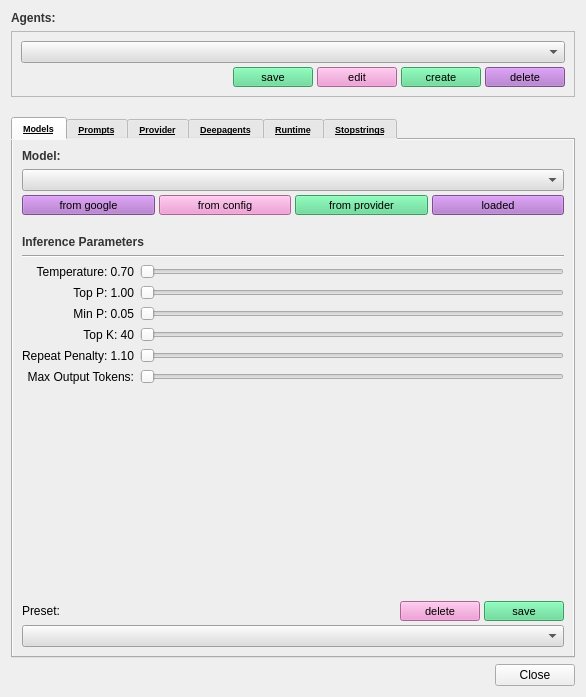
This is ui_files/agent_update/agent_manager(agent_update).ui in 05remla/new_reactor as Qt 5 draws it before an edit. The edited form follows.
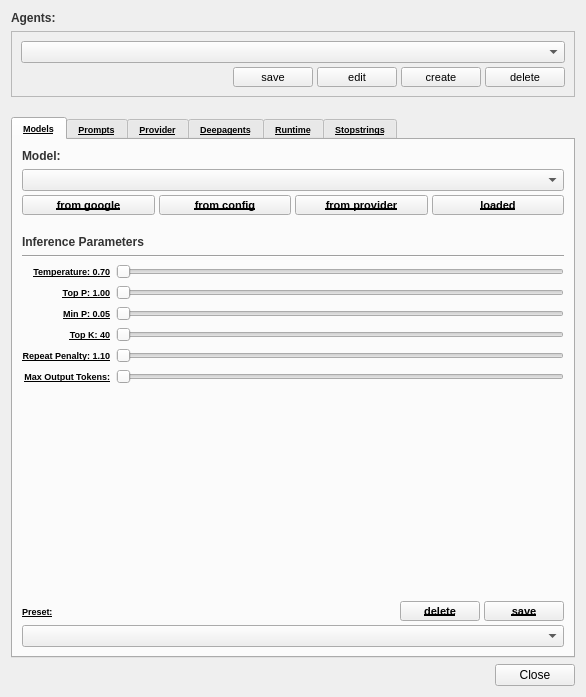
This is the edited form. The open tabs and pages were chosen to show the change.

What changed in the file:
```diff
--- a/ui_files/agent_update/agent_manager(agent_update).ui
+++ b/ui_files/agent_update/agent_manager(agent_update).ui
@@ -49,7 +49,7 @@
       </font>
      </property>
      <property name="styleSheet">
-      <string notr="true">selection-background-color: #be8fd3;
+      <string notr="true">selection-background-color: @selectionbg;
 background-color: rgb(238, 238, 238);
 </string>
      </property>
@@ -133,7 +133,7 @@
               </font>
              </property>
              <property name="styleSheet">
-              <string notr="true">background-color: #ef8bce; 
+              <string notr="true">background-color: @color1; 
 color: black;
 </string>
              </property>
@@ -162,7 +162,7 @@
               </font>
              </property>
              <property name="styleSheet">
-              <string notr="true">background-color: #54d88c; 
+              <string notr="true">background-color: @color2; 
 color: black;
 </string>
              </property>
@@ -184,7 +184,7 @@
               </sizepolicy>
              </property>
              <property name="styleSheet">
-              <string notr="true">selection-background-color: #be8fd3;
+              <string notr="true">selection-background-color: @selectionbg;
 background-color: rgb(221, 221, 221);
 </string>
              </property>
@@ -282,7 +282,7 @@
            <item>
             <widget class="QSlider" name="temp_slider">
              <property name="styleSheet">
-              <string notr="true">selection-background-color: #54d88c;</string>
+              <string notr="true">selection-background-color: @color2;</string>
              </property>
              <property name="maximum">
               <number>200</number>
@@ -295,7 +295,7 @@
            <item>
             <widget class="QSlider" name="top_p_slider">
              <property name="styleSheet">
-              <string notr="true">selection-background-color: #54d88c;</string>
+              <string notr="true">selection-background-color: @color2;</string>
              </property>
              <property name="maximum">
               <number>100</number>
@@ -308,7 +308,7 @@
            <item>
             <widget class="QSlider" name="min_p_slider">
              <property name="styleSheet">
-              <string notr="true">selection-background-color: #54d88c;</string>
+              <string notr="true">selection-background-color: @color2;</string>
              </property>
              <property name="maximum">
               <number>100</number>
@@ -321,7 +321,7 @@
            <item>
             <widget class="QSlider" name="top_k_slider">
              <property name="styleSheet">
-              <string notr="true">selection-background-color: #54d88c;</string>
+              <string notr="true">selection-background-color: @color2;</string>
              </property>
              <property name="minimum">
               <number>1</number>
@@ -337,7 +337,7 @@
            <item>
             <widget class="QSlider" name="repeat_penalty_slider">
              <property name="styleSheet">
-              <string notr="true">selection-background-color: #54d88c;</string>
+              <string notr="true">selection-background-color: @color2;</string>
              </property>
              <property name="minimum">
               <number>100</number>
@@ -353,7 +353,7 @@
            <item>
             <widget class="QSlider" name="max_output_horizontalSlider">
              <property name="styleSheet">
-              <string notr="true">selection-background-color: #54d88c;</string>
+              <string notr="true">selection-background-color: @color2;</string>
              </property>
              <property name="maximum">
               <number>30000</number>
@@ -388,7 +388,7 @@
          <item>
           <widget class="QComboBox" name="model_combo">
            <property name="styleSheet">
-            <string notr="true">selection-background-color: #be8fd3;
+            <string notr="true">selection-background-color: @selectionbg;
 background-color: rgb(221, 221, 221);
 </string>
            </property>
@@ -422,7 +422,7 @@
               </font>
              </property>
              <property name="styleSheet">
-              <string notr="true">background-color: #ad6dc8; 
+              <string notr="true">background-color: @color3; 
 color: black;</string>
              </property>
              <property name="text">
@@ -450,7 +450,7 @@
               </font>
              </property>
              <property name="styleSheet">
-              <string notr="true">background-color: #ef8bce; 
+              <string notr="true">background-color: @color1; 
 color: black;
 </string>
              </property>
@@ -479,7 +479,7 @@
               </font>
              </property>
              <property name="styleSheet">
-              <string notr="true">background-color: #54d88c; 
+              <string notr="true">background-color: @color2; 
 color: black;
 </string>
              </property>
@@ -508,7 +508,7 @@
               </font>
              </property>
              <property name="styleSheet">
-              <string notr="true">background-color: #ad6dc8; 
+              <string notr="true">background-color: @color3; 
 color: black;</string>
              </property>
              <property name="text">
@@ -1427,7 +1427,7 @@
           <item>
            <widget class="QComboBox" name="agent_combo">
             <property name="styleSheet">
-             <string notr="true">selection-background-color: #be8fd3;
+             <string notr="true">selection-background-color: @selectionbg;
 background-color: rgb(221, 221, 221);
 </string>
             </property>
@@ -1474,7 +1474,7 @@
                </font>
               </property>
               <property name="styleSheet">
-               <string notr="true">background-color: #54d88c; 
+               <string notr="true">background-color: @color2; 
 color: black;
 </string>
               </property>
@@ -1503,7 +1503,7 @@
                </font>
               </property>
               <property name="styleSheet">
-               <string notr="true">background-color: #ef8bce; 
+               <string notr="true">background-color: @color1; 
 color: black;
 </string>
               </property>
@@ -1532,7 +1532,7 @@
                </font>
               </property>
               <property name="styleSheet">
-               <string notr="true">background-color: #54d88c; 
+               <string notr="true">background-color: @color2; 
 color: black;
 </string>
               </property>
@@ -1561,7 +1561,7 @@
                </font>
               </property>
               <property name="styleSheet">
-               <string notr="true">background-color: #ad6dc8; 
+               <string notr="true">background-color: @color3; 
 color: black;</string>
               </property>
               <property name="text">
```
